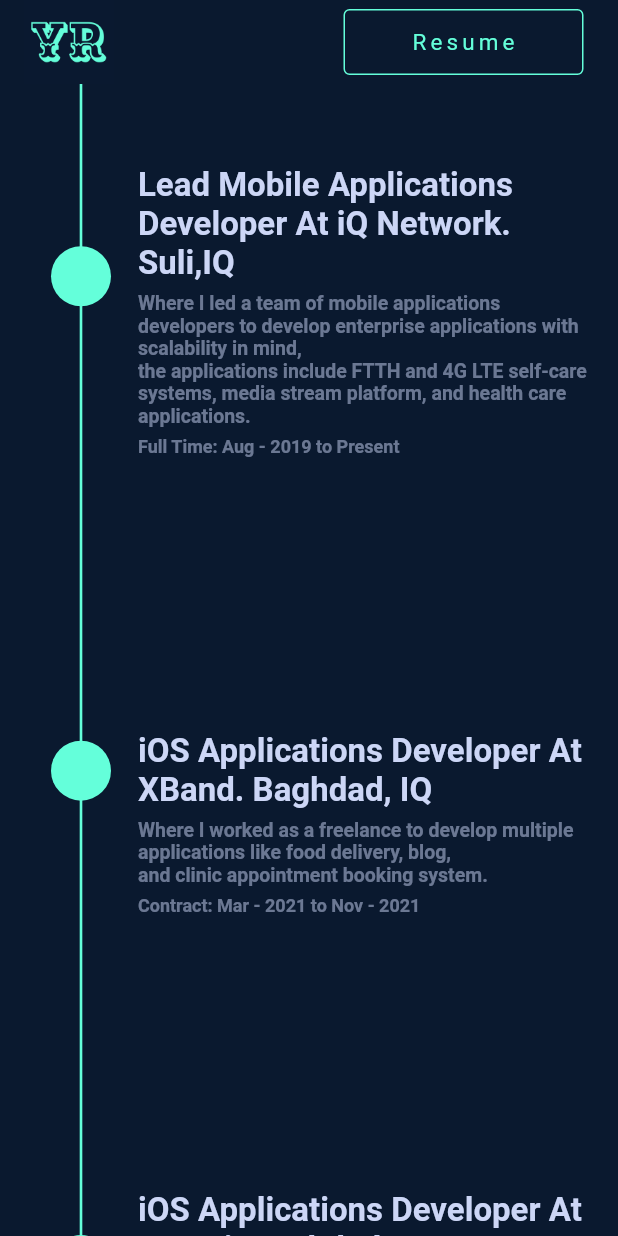
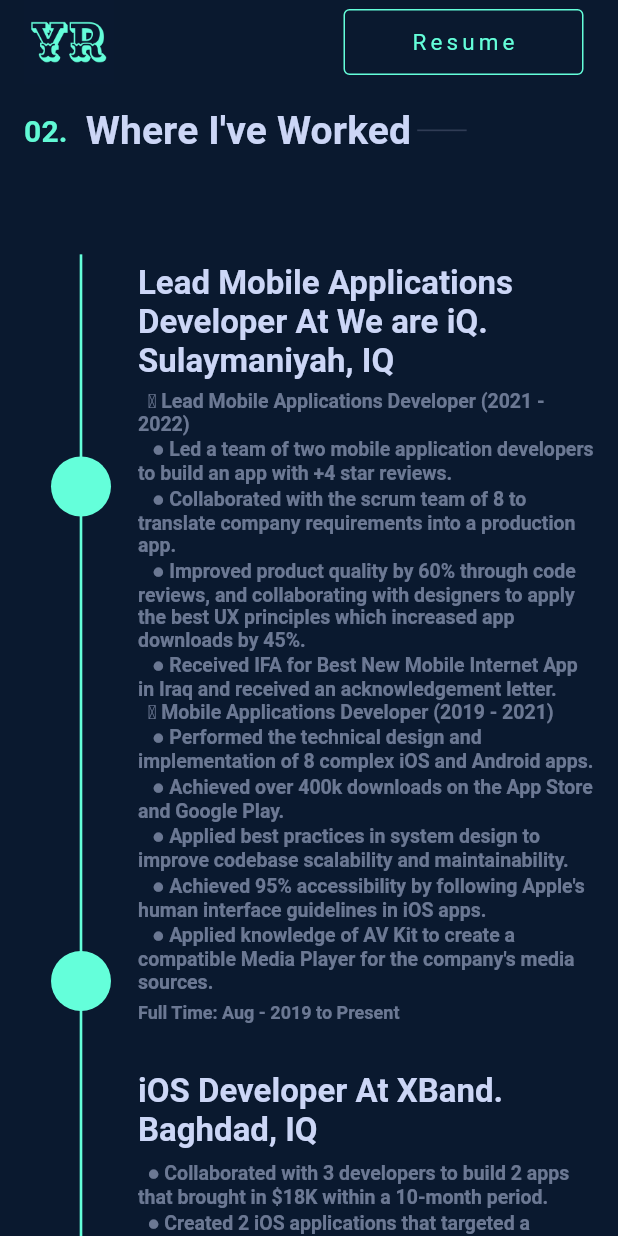
Before and after one commit to yasirdx777/dx_portfolio, a Flutter app: the screen it shows after launch, scrolled down 1728 dp, after a tap on "Resume", on a phone screen of 412 x 824 dp. Run offline on Flutter 3.47's test engine with Material 2 defaults, Android fonts, the phone set to English and light mode, and no system bars; our stand-ins replace font_awesome_flutter, scroll_to_index.

Commit message:
release 1.1.0+1

```diff
--- a/lib/ui/about.dart
+++ b/lib/ui/about.dart
@@ -81,14 +81,21 @@
                   children: const [
                     CustomText(
                       text:
-                          "Hello! I'm Yasir, A mobile application developer based in Suli, IQ.\n\nI enjoy creating things that live on the internet, whether that be applications, open source packages. My goal is to always build products that provide pixel-perfect, performant experiences.\n\n",
+                          "I have over five years of experience working in mobile application development. Currently, I work as the lead mobile application developer at iQ Group, where I lead a team of four developers, building unique applications that help people manage their internet subscriptions; I'm deeply passionate about creating trusted applications that make people's life easier and more efficient.\n\n",
                       textsize: 16.0,
                       color: Color(0xff828DAA),
                       letterSpacing: 0.75,
                     ),
                     CustomText(
                       text:
-                          "Shortly currently, I am a lead mobile dev at iQ Group tech company, as well as doing freelancing where I work on a wide variety of interesting and meaningful projects.\n\n",
+                          "Previously, I worked at XBand startup as an iOS apps developer, building and contributing to +3 iOS applications that provide customers with medical and food delivery services.\n\n",
+                      textsize: 16.0,
+                      color: Color(0xff828DAA),
+                      letterSpacing: 0.75,
+                    ),
+                    CustomText(
+                      text:
+                          "If you catch me outside of work, I love to hang out in nature and do photography - and an avid lover of football and swimming.\n\n",
                       textsize: 16.0,
                       color: Color(0xff828DAA),
                       letterSpacing: 0.75,
--- a/lib/ui/home_page.dart
+++ b/lib/ui/home_page.dart
@@ -138,7 +138,7 @@
                       child: InkWell(
                         onTap: () {
                           method.launchURL(
-                              "https://drive.google.com/file/d/17PVvdo9maS8OwwquSGePOVN3oohjMZW3/view");
+                              "https://drive.google.com/file/d/1-WfeNXf_7x0CnoEkUW_IfNUJwrvSJKME/view?usp=sharing");
                         },
                         hoverColor: const Color(0xff64FFDA).withOpacity(0.2),
                         borderRadius: BorderRadius.circular(4.0),
--- a/lib/ui/mobile_home.dart
+++ b/lib/ui/mobile_home.dart
@@ -61,7 +61,7 @@
             child: InkWell(
               onTap: () {
                 method.launchURL(
-                    "https://drive.google.com/file/d/17PVvdo9maS8OwwquSGePOVN3oohjMZW3/view");
+                    "https://drive.google.com/file/d/1-WfeNXf_7x0CnoEkUW_IfNUJwrvSJKME/view?usp=sharing");
               },
               hoverColor: const Color(0xff64FFDA).withOpacity(0.2),
               borderRadius: BorderRadius.circular(4.0),
@@ -225,7 +225,7 @@
                         children: const [
                           CustomText(
                             text:
-                                "Hello! I'm Yasir, A mobile application developer based in Suli, IQ.\nI enjoy creating things that live on the internet, whether that be applications, open source packages. My goal is to always build products that provide pixel-perfect, performant experiences.\n",
+                                "I have over five years of experience working in mobile application development. Currently, I work as the lead mobile application developer at iQ Group, where I lead a team of four developers, building unique applications that help people manage their internet subscriptions; I'm deeply passionate about creating trusted applications that make people's life easier and more efficient.\n\n",
                             textsize: 16.0,
                             color: Color(0xff828DAA),
                             fontWeight: FontWeight.w500,
@@ -233,7 +233,15 @@
                           ),
                           CustomText(
                             text:
-                                "Shortly currently, I am a lead mobile dev at iQ Group tech company, as well as doing freelancing where I work on a wide variety of interesting and meaningful projects.\n",
+                                "Previously, I worked at XBand startup as an iOS apps developer, building and contributing to +3 iOS applications that provide customers with medical and food delivery services.\n\n",
+                            textsize: 16.0,
+                            color: Color(0xff828DAA),
+                            fontWeight: FontWeight.w500,
+                            letterSpacing: 0.75,
+                          ),
+                          CustomText(
+                            text:
+                                "If you catch me outside of work, I love to hang out in nature and do photography - and an avid lover of football and swimming.\n",
                             textsize: 16.0,
                             color: Color(0xff828DAA),
                             fontWeight: FontWeight.w500,
--- a/lib/widget/mobile_work_box.dart
+++ b/lib/widget/mobile_work_box.dart
@@ -11,21 +11,21 @@
       crossAxisAlignment: CrossAxisAlignment.start,
       children: const [
         WorkCustomData(
-          title: "Lead Mobile Applications Developer At iQ Network. Suli,IQ",
+          title: "Lead Mobile Applications Developer At We are iQ. Sulaymaniyah, IQ",
           subTitle:
-              "Where I led a team of mobile applications developers to develop enterprise applications with scalability in mind, \nthe applications include FTTH and 4G LTE self-care systems, media stream platform, and health care applications.",
+              "  ‣ Lead Mobile Applications Developer (2021 - 2022)\n   ● Led a team of two mobile application developers to build an app with +4 star reviews.\n   ● Collaborated with the scrum team of 8 to translate company requirements into a production app.\n   ● Improved product quality by 60% through code reviews, and collaborating with designers to apply the best UX principles which increased app downloads by 45%.\n   ● Received IFA for Best New Mobile Internet App in Iraq and received an acknowledgement letter.\n  ‣ Mobile Applications Developer (2019 - 2021)\n   ● Performed the technical design and implementation of 8 complex iOS and Android apps.\n   ● Achieved over 400k downloads on the App Store and Google Play.\n   ● Applied best practices in system design to improve codebase scalability and maintainability.\n   ● Achieved 95% accessibility by following Apple's human interface guidelines in iOS apps.\n   ● Applied knowledge of AV Kit to create a compatible Media Player for the company's media sources.",
           duration: "Full Time: Aug - 2019 to Present",
         ),
         WorkCustomData(
-          title: "iOS Applications Developer At XBand. Baghdad, IQ",
+          title: "iOS Developer At XBand. Baghdad, IQ",
           subTitle:
-              "Where I worked as a freelance to develop multiple applications like food delivery, blog, \nand clinic appointment booking system.",
+              "  ● Collaborated with 3 developers to build 2 apps that brought in \$18K within a 10-month period.\n  ● Created 2 iOS applications that targeted a variety of market categories.\n  ● Collected requirements from 2 clients that have been converted into production applications.",
           duration: "Contract: Mar - 2021 to Nov - 2021",
         ),
         WorkCustomData(
           title: "iOS Applications Developer At Crocxi. Baghdad, IQ",
           subTitle:
-              "Where I developed several applications including e-commerce, airline ticket system, \nsand medical delegate system application.",
+              "  ● Applied knowledge of iOS system frameworks to support offline tracking of medical delegates with 80% accuracy.\n  ● Trained more than 4 fresh developers to apply best practices that helped boost the company's asset efficiency by 60%.\n  ● Created code template that increased company delivery by %30 with higher quality.",
           duration: "Contract: Jan - 2019 to Aug - 2019",
         ),
       ],
--- a/lib/widget/work_box.dart
+++ b/lib/widget/work_box.dart
@@ -11,21 +11,21 @@
       crossAxisAlignment: CrossAxisAlignment.start,
       children: const [
         WorkCustomData(
-          title: "Lead Mobile Applications Developer At iQ Network. Suli,IQ",
+          title: "Lead Mobile Applications Developer At We are iQ. Sulaymaniyah, IQ",
           subTitle:
-              "Where I led a team of mobile applications developers to develop enterprise applications with scalability in mind, \nthe applications include FTTH and 4G LTE self-care systems, media stream platform, and health care applications.",
+              "  ‣ Lead Mobile Applications Developer (2021 - 2022)\n   ● Led a team of two mobile application developers to build an app with +4 star reviews.\n   ● Collaborated with the scrum team of 8 to translate company requirements into a production app.\n   ● Improved product quality by 60% through code reviews, and collaborating with designers to apply the best UX principles which increased app downloads by 45%.\n   ● Received IFA for Best New Mobile Internet App in Iraq and received an acknowledgement letter.\n  ‣ Mobile Applications Developer (2019 - 2021)\n   ● Performed the technical design and implementation of 8 complex iOS and Android apps.\n   ● Achieved over 400k downloads on the App Store and Google Play.\n   ● Applied best practices in system design to improve codebase scalability and maintainability.\n   ● Achieved 95% accessibility by following Apple's human interface guidelines in iOS apps.\n   ● Applied knowledge of AV Kit to create a compatible Media Player for the company's media sources.",
           duration: "Full Time: Aug - 2019 to Present",
         ),
         WorkCustomData(
-          title: "iOS Applications Developer At XBand. Baghdad, IQ",
+          title: "iOS Developer At XBand. Baghdad, IQ",
           subTitle:
-              "Where I worked as a freelance to develop multiple applications like food delivery, blog, \nand clinic appointment booking system.",
+              "  ● Collaborated with 3 developers to build 2 apps that brought in \$18K within a 10-month period.\n  ● Created 2 iOS applications that targeted a variety of market categories.\n  ● Collected requirements from 2 clients that have been converted into production applications.",
           duration: "Contract: Mar - 2021 to Nov - 2021",
         ),
         WorkCustomData(
           title: "iOS Applications Developer At Crocxi. Baghdad, IQ",
           subTitle:
-              "Where I developed several applications including e-commerce, airline ticket system, \nsand medical delegate system application.",
+              "  ● Applied knowledge of iOS system frameworks to support offline tracking of medical delegates with 80% accuracy.\n  ● Trained more than 4 fresh developers to apply best practices that helped boost the company's asset efficiency by 60%.\n  ● Created code template that increased company delivery by %30 with higher quality.",
           duration: "Contract: Jan - 2019 to Aug - 2019",
         ),
       ],
```
